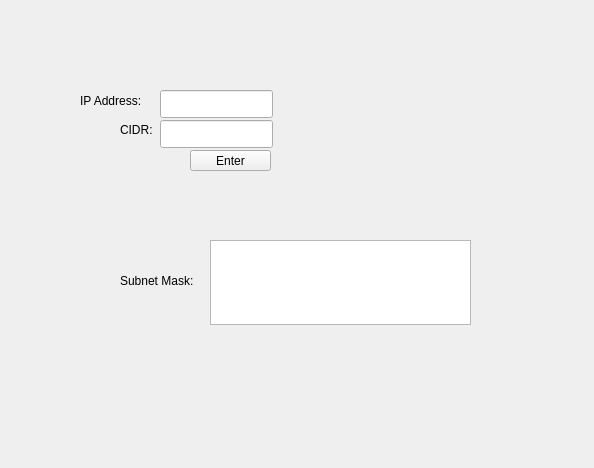
Before: the Qt Designer form UI/mainwindow.ui in cholmcdowell/Zubnetting-Basic-Subnetting-Tool-Program, drawn with Qt 5.
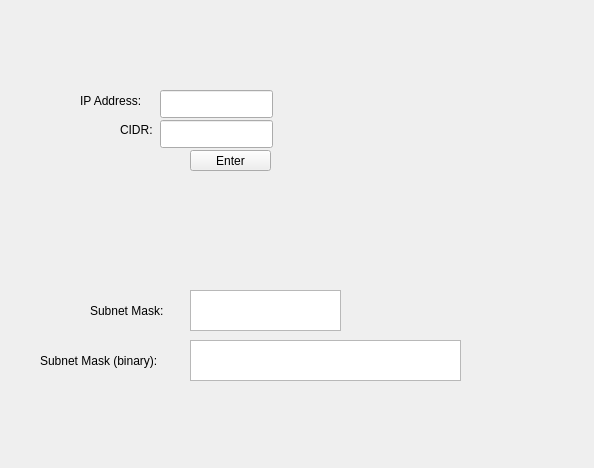
After: the same form once the commit is applied.

Commit message: UI subnet binary display

The edit to the form file:
```diff
--- a/UI/mainwindow.ui
+++ b/UI/mainwindow.ui
@@ -76,8 +76,8 @@
    <widget class="QLabel" name="lblSubnet">
     <property name="geometry">
      <rect>
-      <x>120</x>
-      <y>270</y>
+      <x>90</x>
+      <y>300</y>
       <width>91</width>
       <height>21</height>
      </rect>
@@ -89,10 +89,33 @@
    <widget class="QPlainTextEdit" name="txtSubnet">
     <property name="geometry">
      <rect>
-      <x>210</x>
-      <y>240</y>
-      <width>261</width>
-      <height>85</height>
+      <x>190</x>
+      <y>290</y>
+      <width>151</width>
+      <height>41</height>
+     </rect>
+    </property>
+   </widget>
+   <widget class="QLabel" name="lblSubnet_binary">
+    <property name="geometry">
+     <rect>
+      <x>40</x>
+      <y>340</y>
+      <width>151</width>
+      <height>41</height>
+     </rect>
+    </property>
+    <property name="text">
+     <string>Subnet Mask (binary):</string>
+    </property>
+   </widget>
+   <widget class="QPlainTextEdit" name="txtSubnet_2">
+    <property name="geometry">
+     <rect>
+      <x>190</x>
+      <y>340</y>
+      <width>271</width>
+      <height>41</height>
      </rect>
     </property>
    </widget>
```
The commit also changes 4 other files.
